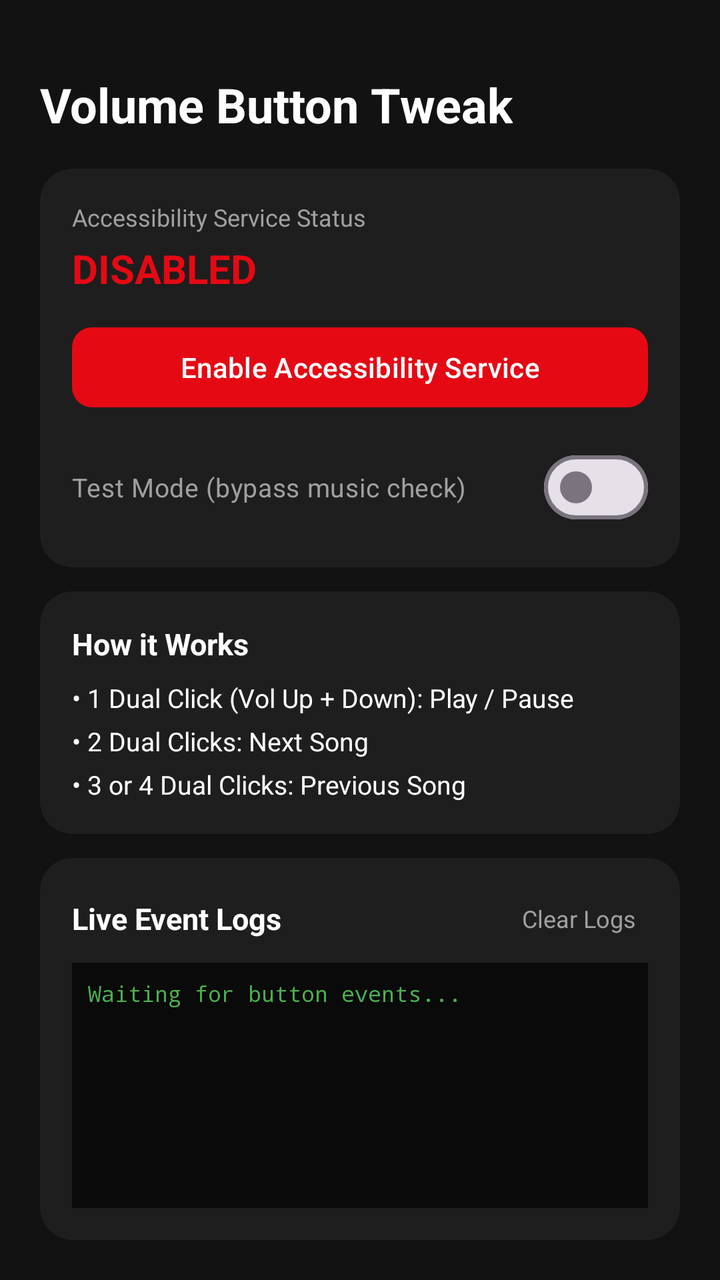
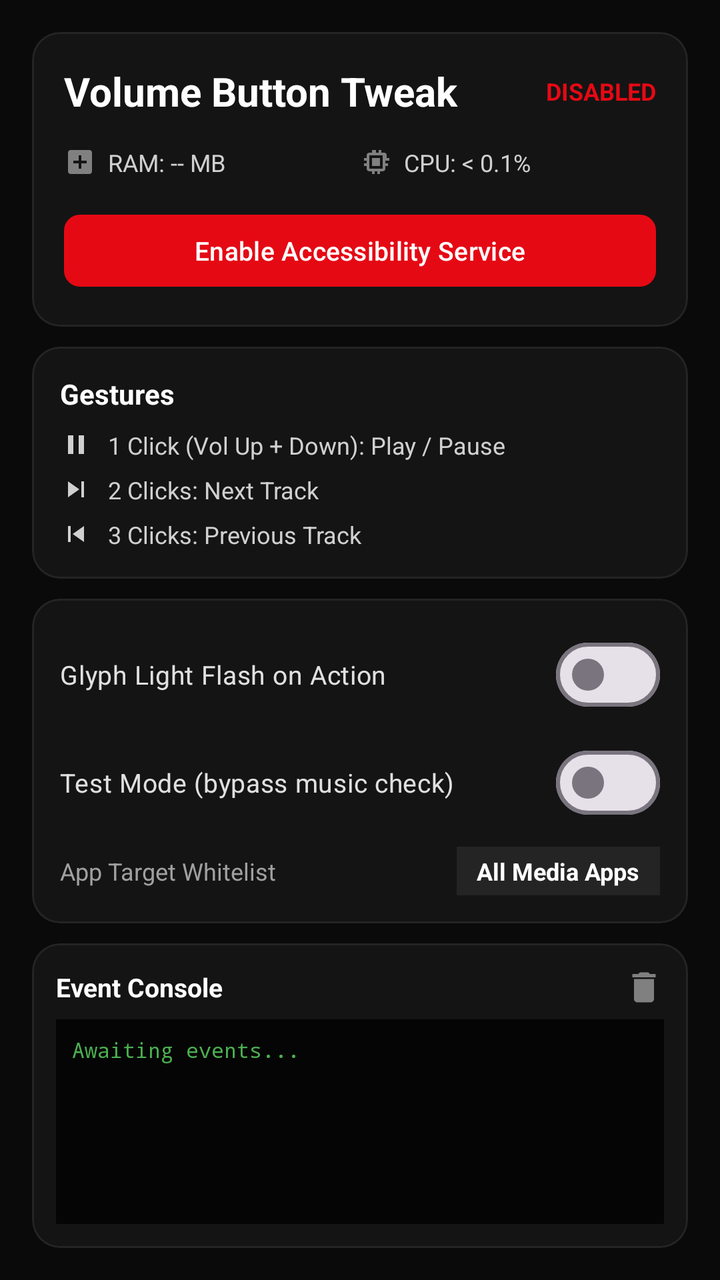

Before-and-after screenshots of an Android layout around one commit, followed by the original layout XML and the change that was made.
<!-- AndroidManifest.xml: application theme Theme.VolumeButtonTweak -->
<!-- res/layout/activity_main.xml -->
<?xml version="1.0" encoding="utf-8"?>
<LinearLayout xmlns:android="http://schemas.android.com/apk/res/android"
    xmlns:app="http://schemas.android.com/apk/res-auto"
    android:layout_width="match_parent"
    android:layout_height="match_parent"
    android:orientation="vertical"
    android:background="@color/dark_bg"
    android:padding="20dp">

    <TextView
        android:layout_width="wrap_content"
        android:layout_height="wrap_content"
        android:text="@string/app_name"
        android:textColor="@color/white"
        android:textSize="24sp"
        android:textStyle="bold"
        android:layout_marginTop="16dp" />

    <com.google.android.material.card.MaterialCardView
        android:layout_width="match_parent"
        android:layout_height="wrap_content"
        android:layout_marginTop="16dp"
        app:cardBackgroundColor="@color/card_bg"
        app:cardCornerRadius="16dp"
        app:cardElevation="0dp"
        app:strokeWidth="0dp">

        <LinearLayout
            android:layout_width="match_parent"
            android:layout_height="wrap_content"
            android:orientation="vertical"
            android:padding="16dp">

            <TextView
                android:layout_width="wrap_content"
                android:layout_height="wrap_content"
                android:text="@string/service_status_label"
                android:textColor="@color/text_secondary"
                android:textSize="12sp" />

            <TextView
                android:id="@+id/tvStatus"
                android:layout_width="wrap_content"
                android:layout_height="wrap_content"
                android:text="@string/status_disabled"
                android:textColor="@color/red_accent"
                android:textSize="20sp"
                android:textStyle="bold"
                android:layout_marginTop="4dp" />

            <com.google.android.material.button.MaterialButton
                android:id="@+id/btnEnableService"
                android:layout_width="match_parent"
                android:layout_height="48dp"
                android:layout_marginTop="12dp"
                android:text="@string/enable_service_button"
                android:textColor="@color/white"
                app:backgroundTint="@color/red_accent"
                app:cornerRadius="10dp" />

            <com.google.android.material.materialswitch.MaterialSwitch
                android:id="@+id/switchTestMode"
                android:layout_width="match_parent"
                android:layout_height="wrap_content"
                android:layout_marginTop="12dp"
                android:text="Test Mode (bypass music check)"
                android:textColor="@color/text_secondary"
                android:textSize="13sp" />
        </LinearLayout>
    </com.google.android.material.card.MaterialCardView>

    <com.google.android.material.card.MaterialCardView
        android:layout_width="match_parent"
        android:layout_height="wrap_content"
        android:layout_marginTop="12dp"
        app:cardBackgroundColor="@color/card_bg"
        app:cardCornerRadius="16dp"
        app:cardElevation="0dp"
        app:strokeWidth="0dp">

        <LinearLayout
            android:layout_width="match_parent"
            android:layout_height="wrap_content"
            android:orientation="vertical"
            android:padding="16dp">

            <TextView
                android:layout_width="wrap_content"
                android:layout_height="wrap_content"
                android:text="@string/instructions_title"
                android:textColor="@color/white"
                android:textSize="15sp"
                android:textStyle="bold" />

            <TextView
                android:layout_width="wrap_content"
                android:layout_height="wrap_content"
                android:text="@string/instruction_1"
                android:textColor="@color/white"
                android:textSize="13sp"
                android:layout_marginTop="8dp" />

            <TextView
                android:layout_width="wrap_content"
                android:layout_height="wrap_content"
                android:text="@string/instruction_2"
                android:textColor="@color/white"
                android:textSize="13sp"
                android:layout_marginTop="4dp" />

            <TextView
                android:layout_width="wrap_content"
                android:layout_height="wrap_content"
                android:text="@string/instruction_3"
                android:textColor="@color/white"
                android:textSize="13sp"
                android:layout_marginTop="4dp" />
        </LinearLayout>
    </com.google.android.material.card.MaterialCardView>

    <com.google.android.material.card.MaterialCardView
        android:layout_width="match_parent"
        android:layout_height="0dp"
        android:layout_weight="1"
        android:layout_marginTop="12dp"
        app:cardBackgroundColor="@color/card_bg"
        app:cardCornerRadius="16dp"
        app:cardElevation="0dp"
        app:strokeWidth="0dp">

        <LinearLayout
            android:layout_width="match_parent"
            android:layout_height="match_parent"
            android:orientation="vertical"
            android:padding="16dp">

            <RelativeLayout
                android:layout_width="match_parent"
                android:layout_height="wrap_content">

                <TextView
                    android:layout_width="wrap_content"
                    android:layout_height="wrap_content"
                    android:layout_centerVertical="true"
                    android:text="Live Event Logs"
                    android:textColor="@color/white"
                    android:textSize="15sp"
                    android:textStyle="bold" />

                <TextView
                    android:id="@+id/btnClearLogs"
                    android:layout_width="wrap_content"
                    android:layout_height="wrap_content"
                    android:layout_alignParentEnd="true"
                    android:layout_centerVertical="true"
                    android:padding="6dp"
                    android:text="Clear Logs"
                    android:textColor="@color/text_secondary"
                    android:textSize="12sp" />
            </RelativeLayout>

            <ScrollView
                android:id="@+id/scrollLogs"
                android:layout_width="match_parent"
                android:layout_height="match_parent"
                android:layout_marginTop="8dp"
                android:background="#0A0A0A"
                android:padding="8dp">

                <TextView
                    android:id="@+id/tvLogs"
                    android:layout_width="match_parent"
                    android:layout_height="wrap_content"
                    android:fontFamily="monospace"
                    android:text="Waiting for button events..."
                    android:textColor="#4CAF50"
                    android:textSize="11sp" />
            </ScrollView>
        </LinearLayout>
    </com.google.android.material.card.MaterialCardView>

</LinearLayout>
<!-- resources referenced by this layout -->
<resources>
  <color name="card_bg">#FF1E1E1E</color>
  <color name="dark_bg">#FF121212</color>
  <color name="red_accent">#FFE50914</color>
  <color name="text_secondary">#FFA0A0A0</color>
  <color name="white">#FFFFFFFF</color>
  <string name="app_name">Volume Button Tweak</string>
  <string name="enable_service_button">Enable Accessibility Service</string>
  <string name="instruction_1">• 1 Dual Click (Vol Up + Down): Play / Pause</string>
  <string name="instruction_2">• 2 Dual Clicks: Next Song</string>
  <string name="instruction_3">• 3 or 4 Dual Clicks: Previous Song</string>
  <string name="instructions_title">How it Works</string>
  <string name="service_status_label">Accessibility Service Status</string>
  <string name="status_disabled">DISABLED</string>
  <style name="Theme.VolumeButtonTweak" parent="Theme.Material3.DayNight.NoActionBar">
          <item name="android:statusBarColor">@color/dark_bg</item>
          <item name="android:navigationBarColor">@color/dark_bg</item>
          <item name="android:windowBackground">@color/dark_bg</item>
      </style>
</resources>

<!-- the commit's change to res/layout/activity_main.xml (unified diff, before → after) -->
@@ -4,26 +4,18 @@
     android:layout_width="match_parent"
     android:layout_height="match_parent"
     android:orientation="vertical"
-    android:background="@color/dark_bg"
-    android:padding="20dp">
-
-    <TextView
-        android:layout_width="wrap_content"
-        android:layout_height="wrap_content"
-        android:text="@string/app_name"
-        android:textColor="@color/white"
-        android:textSize="24sp"
-        android:textStyle="bold"
-        android:layout_marginTop="16dp" />
-
+    android:background="#0A0A0A"
+    android:padding="16dp">
+
+    
     <com.google.android.material.card.MaterialCardView
         android:layout_width="match_parent"
         android:layout_height="wrap_content"
-        android:layout_marginTop="16dp"
-        app:cardBackgroundColor="@color/card_bg"
-        app:cardCornerRadius="16dp"
-        app:cardElevation="0dp"
-        app:strokeWidth="0dp">
+        app:cardBackgroundColor="#141414"
+        app:cardCornerRadius="14dp"
+        app:strokeColor="#242424"
+        app:strokeWidth="1dp"
+        app:cardElevation="0dp">
 
         <LinearLayout
             android:layout_width="match_parent"
@@ -31,108 +23,271 @@
             android:orientation="vertical"
             android:padding="16dp">
 
-            <TextView
-                android:layout_width="wrap_content"
-                android:layout_height="wrap_content"
-                android:text="@string/service_status_label"
-                android:textColor="@color/text_secondary"
-                android:textSize="12sp" />
-
-            <TextView
-                android:id="@+id/tvStatus"
-                android:layout_width="wrap_content"
-                android:layout_height="wrap_content"
-                android:text="@string/status_disabled"
-                android:textColor="@color/red_accent"
-                android:textSize="20sp"
-                android:textStyle="bold"
-                android:layout_marginTop="4dp" />
+            <RelativeLayout
+                android:layout_width="match_parent"
+                android:layout_height="wrap_content">
+
+                <TextView
+                    android:layout_width="wrap_content"
+                    android:layout_height="wrap_content"
+                    android:text="Volume Button Tweak"
+                    android:textColor="#FFFFFF"
+                    android:textSize="20sp"
+                    android:textStyle="bold" />
+
+                <TextView
+                    android:id="@+id/tvStatus"
+                    android:layout_width="wrap_content"
+                    android:layout_height="wrap_content"
+                    android:layout_alignParentEnd="true"
+                    android:layout_centerVertical="true"
+                    android:text="DISABLED"
+                    android:textColor="#E50914"
+                    android:textSize="12sp"
+                    android:textStyle="bold" />
+            </RelativeLayout>
+
+            
+            <LinearLayout
+                android:layout_width="match_parent"
+                android:layout_height="wrap_content"
+                android:orientation="horizontal"
+                android:layout_marginTop="14dp">
+
+                <LinearLayout
+                    android:layout_width="0dp"
+                    android:layout_height="wrap_content"
+                    android:layout_weight="1"
+                    android:orientation="horizontal"
+                    android:gravity="center_vertical">
+
+                    <ImageView
+                        android:layout_width="16dp"
+                        android:layout_height="16dp"
+                        android:src="@drawable/ic_memory"
+                        app:tint="#808080" />
+
+                    <TextView
+                        android:id="@+id/tvRamUsage"
+                        android:layout_width="wrap_content"
+                        android:layout_height="wrap_content"
+                        android:layout_marginStart="6dp"
+                        android:text="RAM: -- MB"
+                        android:textColor="#D0D0D0"
+                        android:textSize="12sp" />
+                </LinearLayout>
+
+                <LinearLayout
+                    android:layout_width="0dp"
+                    android:layout_height="wrap_content"
+                    android:layout_weight="1"
+                    android:orientation="horizontal"
+                    android:gravity="center_vertical">
+
+                    <ImageView
+                        android:layout_width="16dp"
+                        android:layout_height="16dp"
+                        android:src="@drawable/ic_cpu"
+                        app:tint="#808080" />
+
+                    <TextView
+                        android:id="@+id/tvCpuUsage"
+                        android:layout_width="wrap_content"
+                        android:layout_height="wrap_content"
+                        android:layout_marginStart="6dp"
+                        android:text="CPU: &lt; 0.1%"
+                        android:textColor="#D0D0D0"
+                        android:textSize="12sp" />
+                </LinearLayout>
+            </LinearLayout>
 
             <com.google.android.material.button.MaterialButton
                 android:id="@+id/btnEnableService"
                 android:layout_width="match_parent"
-                android:layout_height="48dp"
-                android:layout_marginTop="12dp"
-                android:text="@string/enable_service_button"
-                android:textColor="@color/white"
-                app:backgroundTint="@color/red_accent"
-                app:cornerRadius="10dp" />
-
-            <com.google.android.material.materialswitch.MaterialSwitch
-                android:id="@+id/switchTestMode"
-                android:layout_width="match_parent"
-                android:layout_height="wrap_content"
-                android:layout_marginTop="12dp"
-                android:text="Test Mode (bypass music check)"
-                android:textColor="@color/text_secondary"
-                android:textSize="13sp" />
+                android:layout_height="44dp"
+                android:layout_marginTop="14dp"
+                android:text="Enable Accessibility Service"
+                android:textColor="#FFFFFF"
+                android:textSize="13sp"
+                app:backgroundTint="#E50914"
+                app:cornerRadius="8dp" />
         </LinearLayout>
     </com.google.android.material.card.MaterialCardView>
 
+    
     <com.google.android.material.card.MaterialCardView
         android:layout_width="match_parent"
         android:layout_height="wrap_content"
-        android:layout_marginTop="12dp"
-        app:cardBackgroundColor="@color/card_bg"
-        app:cardCornerRadius="16dp"
-        app:cardElevation="0dp"
-        app:strokeWidth="0dp">
+        android:layout_marginTop="10dp"
+        app:cardBackgroundColor="#141414"
+        app:cardCornerRadius="14dp"
+        app:strokeColor="#242424"
+        app:strokeWidth="1dp"
+        app:cardElevation="0dp">
 
         <LinearLayout
             android:layout_width="match_parent"
             android:layout_height="wrap_content"
             android:orientation="vertical"
-            android:padding="16dp">
+            android:padding="14dp">
 
             <TextView
                 android:layout_width="wrap_content"
                 android:layout_height="wrap_content"
-                android:text="@string/instructions_title"
-                android:textColor="@color/white"
-                android:textSize="15sp"
+                android:text="Gestures"
+                android:textColor="#FFFFFF"
+                android:textSize="14sp"
                 android:textStyle="bold" />
 
-            <TextView
-                android:layout_width="wrap_content"
-                android:layout_height="wrap_content"
-                android:text="@string/instruction_1"
-                android:textColor="@color/white"
-                android:textSize="13sp"
-                android:layout_marginTop="8dp" />
-
-            <TextView
-                android:layout_width="wrap_content"
-                android:layout_height="wrap_content"
-                android:text="@string/instruction_2"
-                android:textColor="@color/white"
-                android:textSize="13sp"
-                android:layout_marginTop="4dp" />
-
-            <TextView
-                android:layout_width="wrap_content"
-                android:layout_height="wrap_content"
-                android:text="@string/instruction_3"
-                android:textColor="@color/white"
-                android:textSize="13sp"
-                android:layout_marginTop="4dp" />
+            <LinearLayout
+                android:layout_width="match_parent"
+                android:layout_height="wrap_content"
+                android:orientation="horizontal"
+                android:gravity="center_vertical"
+                android:layout_marginTop="8dp">
+
+                <ImageView
+                    android:layout_width="16dp"
+                    android:layout_height="16dp"
+                    android:src="@drawable/ic_play_pause"
+                    app:tint="#D0D0D0" />
+
+                <TextView
+                    android:layout_width="wrap_content"
+                    android:layout_height="wrap_content"
+                    android:layout_marginStart="8dp"
+                    android:text="1 Click (Vol Up + Down): Play / Pause"
+                    android:textColor="#D0D0D0"
+                    android:textSize="12sp" />
+            </LinearLayout>
+
+            <LinearLayout
+                android:layout_width="match_parent"
+                android:layout_height="wrap_content"
+                android:orientation="horizontal"
+                android:gravity="center_vertical"
+                android:layout_marginTop="6dp">
+
+                <ImageView
+                    android:layout_width="16dp"
+                    android:layout_height="16dp"
+                    android:src="@drawable/ic_skip_next"
+                    app:tint="#D0D0D0" />
+
+                <TextView
+                    android:layout_width="wrap_content"
+                    android:layout_height="wrap_content"
+                    android:layout_marginStart="8dp"
+                    android:text="2 Clicks: Next Track"
+                    android:textColor="#D0D0D0"
+                    android:textSize="12sp" />
+            </LinearLayout>
+
+            <LinearLayout
+                android:layout_width="match_parent"
+                android:layout_height="wrap_content"
+                android:orientation="horizontal"
+                android:gravity="center_vertical"
+                android:layout_marginTop="6dp">
+
+                <ImageView
+                    android:layout_width="16dp"
+                    android:layout_height="16dp"
+                    android:src="@drawable/ic_skip_previous"
+                    app:tint="#D0D0D0" />
+
+                <TextView
+                    android:layout_width="wrap_content"
+                    android:layout_height="wrap_content"
+                    android:layout_marginStart="8dp"
+                    android:text="3 Clicks: Previous Track"
+                    android:textColor="#D0D0D0"
+                    android:textSize="12sp" />
+            </LinearLayout>
         </LinearLayout>
     </com.google.android.material.card.MaterialCardView>
 
+    
+    <com.google.android.material.card.MaterialCardView
+        android:layout_width="match_parent"
+        android:layout_height="wrap_content"
+        android:layout_marginTop="10dp"
+        app:cardBackgroundColor="#141414"
+        app:cardCornerRadius="14dp"
+        app:strokeColor="#242424"
+        app:strokeWidth="1dp"
+        app:cardElevation="0dp">
+
+        <LinearLayout
+            android:layout_width="match_parent"
+            android:layout_height="wrap_content"
+            android:orientation="vertical"
+            android:padding="14dp">
+
+            <com.google.android.material.materialswitch.MaterialSwitch
+                android:id="@+id/switchGlyph"
+                android:layout_width="match_parent"
+                android:layout_height="wrap_content"
+                android:text="Glyph Light Flash on Action"
+                android:textColor="#E0E0E0"
+                android:textSize="13sp" />
+
+            <com.google.android.material.materialswitch.MaterialSwitch
+                android:id="@+id/switchTestMode"
+                android:layout_width="match_parent"
+                android:layout_height="wrap_content"
+                android:layout_marginTop="6dp"
+                android:text="Test Mode (bypass music check)"
+                android:textColor="#E0E0E0"
+                android:textSize="13sp" />
+
+            <LinearLayout
+                android:layout_width="match_parent"
+                android:layout_height="wrap_content"
+                android:orientation="horizontal"
+                android:gravity="center_vertical"
+                android:layout_marginTop="8dp">
+
+                <TextView
+                    android:layout_width="0dp"
+                    android:layout_height="wrap_content"
+                    android:layout_weight="1"
+                    android:text="App Target Whitelist"
+                    android:textColor="#A0A0A0"
+                    android:textSize="12sp" />
+
+                <TextView
+                    android:id="@+id/tvWhitelistApp"
+                    android:layout_width="wrap_content"
+                    android:layout_height="wrap_content"
+                    android:text="All Media Apps"
+                    android:textColor="#FFFFFF"
+                    android:textSize="12sp"
+                    android:textStyle="bold"
+                    android:background="#242424"
+                    android:paddingHorizontal="10dp"
+                    android:paddingVertical="4dp" />
+            </LinearLayout>
+        </LinearLayout>
+    </com.google.android.material.card.MaterialCardView>
+
+    
     <com.google.android.material.card.MaterialCardView
         android:layout_width="match_parent"
         android:layout_height="0dp"
         android:layout_weight="1"
-        android:layout_marginTop="12dp"
-        app:cardBackgroundColor="@color/card_bg"
-        app:cardCornerRadius="16dp"
-        app:cardElevation="0dp"
-        app:strokeWidth="0dp">
+        android:layout_marginTop="10dp"
+        app:cardBackgroundColor="#141414"
+        app:cardCornerRadius="14dp"
+        app:strokeColor="#242424"
+        app:strokeWidth="1dp"
+        app:cardElevation="0dp">
 
         <LinearLayout
             android:layout_width="match_parent"
             android:layout_height="match_parent"
             android:orientation="vertical"
-            android:padding="16dp">
+            android:padding="12dp">
 
             <RelativeLayout
                 android:layout_width="match_parent"
@@ -142,29 +297,27 @@
                     android:layout_width="wrap_content"
                     android:layout_height="wrap_content"
                     android:layout_centerVertical="true"
-                    android:text="Live Event Logs"
-                    android:textColor="@color/white"
-                    android:textSize="15sp"
+                    android:text="Event Console"
+                    android:textColor="#FFFFFF"
+                    android:textSize="13sp"
                     android:textStyle="bold" />
 
-                <TextView
+                <ImageView
                     android:id="@+id/btnClearLogs"
-                    android:layout_width="wrap_content"
-                    android:layout_height="wrap_content"
+                    android:layout_width="20dp"
+                    android:layout_height="20dp"
                     android:layout_alignParentEnd="true"
                     android:layout_centerVertical="true"
-                    android:padding="6dp"
-                    android:text="Clear Logs"
-                    android:textColor="@color/text_secondary"
-                    android:textSize="12sp" />
+                    android:src="@drawable/ic_delete"
+                    app:tint="#808080" />
             </RelativeLayout>
 
             <ScrollView
                 android:id="@+id/scrollLogs"
                 android:layout_width="match_parent"
                 android:layout_height="match_parent"
-                android:layout_marginTop="8dp"
-                android:background="#0A0A0A"
+                android:layout_marginTop="6dp"
+                android:background="#050505"
                 android:padding="8dp">
 
                 <TextView
@@ -172,9 +325,9 @@
                     android:layout_width="match_parent"
                     android:layout_height="wrap_content"
                     android:fontFamily="monospace"
-                    android:text="Waiting for button events..."
+                    android:text="Awaiting events..."
                     android:textColor="#4CAF50"
-                    android:textSize="11sp" />
+                    android:textSize="10.5sp" />
             </ScrollView>
         </LinearLayout>
     </com.google.android.material.card.MaterialCardView>
<!-- resource entries referenced after the edit -->
@@ -1,22 +1,70 @@
 <!-- resources referenced by this layout -->
 <resources>
-  <color name="card_bg">#FF1E1E1E</color>
-  <color name="dark_bg">#FF121212</color>
-  <color name="red_accent">#FFE50914</color>
-  <color name="text_secondary">#FFA0A0A0</color>
-  <color name="white">#FFFFFFFF</color>
-  <string name="app_name">Volume Button Tweak</string>
-  <string name="enable_service_button">Enable Accessibility Service</string>
-  <string name="instruction_1">• 1 Dual Click (Vol Up + Down): Play / Pause</string>
-  <string name="instruction_2">• 2 Dual Clicks: Next Song</string>
-  <string name="instruction_3">• 3 or 4 Dual Clicks: Previous Song</string>
-  <string name="instructions_title">How it Works</string>
-  <string name="service_status_label">Accessibility Service Status</string>
-  <string name="status_disabled">DISABLED</string>
+  <!-- drawable ic_cpu (drawable) -->
+  <vector xmlns:android="http://schemas.android.com/apk/res/android"
+      android:width="24dp"
+      android:height="24dp"
+      android:viewportWidth="24"
+      android:viewportHeight="24">
+      <path
+          android:fillColor="#A0A0A0"
+          android:pathData="M17,17H7V7h10v10zm-8,-2h6V9H9v6zm13,-4V9h-2V7a2,2 0 0,0 -2,-2h-2V3h-2v2h-2V3H9v2H7C5.9,5 5,5.9 5,7v2H3v2h2v2H3v2h2v2c0,1.1 0.9,2 2,2h2v2h2v-2h2v2h2v-2h2c1.1,0 2,-0.9 2,-2v-2h2v-2h-2v-2h2z" />
+  </vector>
+  <!-- drawable ic_delete (drawable) -->
+  <vector xmlns:android="http://schemas.android.com/apk/res/android"
+      android:width="24dp"
+      android:height="24dp"
+      android:viewportWidth="24"
+      android:viewportHeight="24">
+      <path
+          android:fillColor="#A0A0A0"
+          android:pathData="M6,19c0,1.1 0.9,2 2,2h8c1.1,0 2,-0.9 2,-2V7H6v12zM19,4h-3.5l-1,-1h-5l-1,1H5v2h14V4z" />
+  </vector>
+  <!-- drawable ic_memory (drawable) -->
+  <vector xmlns:android="http://schemas.android.com/apk/res/android"
+      android:width="24dp"
+      android:height="24dp"
+      android:viewportWidth="24"
+      android:viewportHeight="24">
+      <path
+          android:fillColor="#A0A0A0"
+          android:pathData="M19,3H5C3.9,3 3,3.9 3,5v14c0,1.1 0.9,2 2,2h14c1.1,0 2,-0.9 2,-2V5c0,-1.1 -0.9,-2 -2,-2zm-2,10h-4v4h-2v-4H7v-2h4V7h2v4h4v2z" />
+  </vector>
+  <!-- drawable ic_play_pause (drawable) -->
+  <vector xmlns:android="http://schemas.android.com/apk/res/android"
+      android:width="24dp"
+      android:height="24dp"
+      android:viewportWidth="24"
+      android:viewportHeight="24">
+      <path
+          android:fillColor="#FFFFFF"
+          android:pathData="M6,19h4V5H6v14zm8,-14v14h4V5h-4z" />
+  </vector>
+  <!-- drawable ic_skip_next (drawable) -->
+  <vector xmlns:android="http://schemas.android.com/apk/res/android"
+      android:width="24dp"
+      android:height="24dp"
+      android:viewportWidth="24"
+      android:viewportHeight="24">
+      <path
+          android:fillColor="#FFFFFF"
+          android:pathData="M6,18l8.5,-6L6,6v12zM16,6v12h2V6h-2z" />
+  </vector>
+  <!-- drawable ic_skip_previous (drawable) -->
+  <vector xmlns:android="http://schemas.android.com/apk/res/android"
+      android:width="24dp"
+      android:height="24dp"
+      android:viewportWidth="24"
+      android:viewportHeight="24">
+      <path
+          android:fillColor="#FFFFFF"
+          android:pathData="M6,6h2v12H6zm3.5,6l8.5,6V6z" />
+  </vector>
   <style name="Theme.VolumeButtonTweak" parent="Theme.Material3.DayNight.NoActionBar">
           <item name="android:statusBarColor">@color/dark_bg</item>
           <item name="android:navigationBarColor">@color/dark_bg</item>
           <item name="android:windowBackground">@color/dark_bg</item>
       </style>
+  <color name="dark_bg">#FF121212</color>
 </resources>
 
